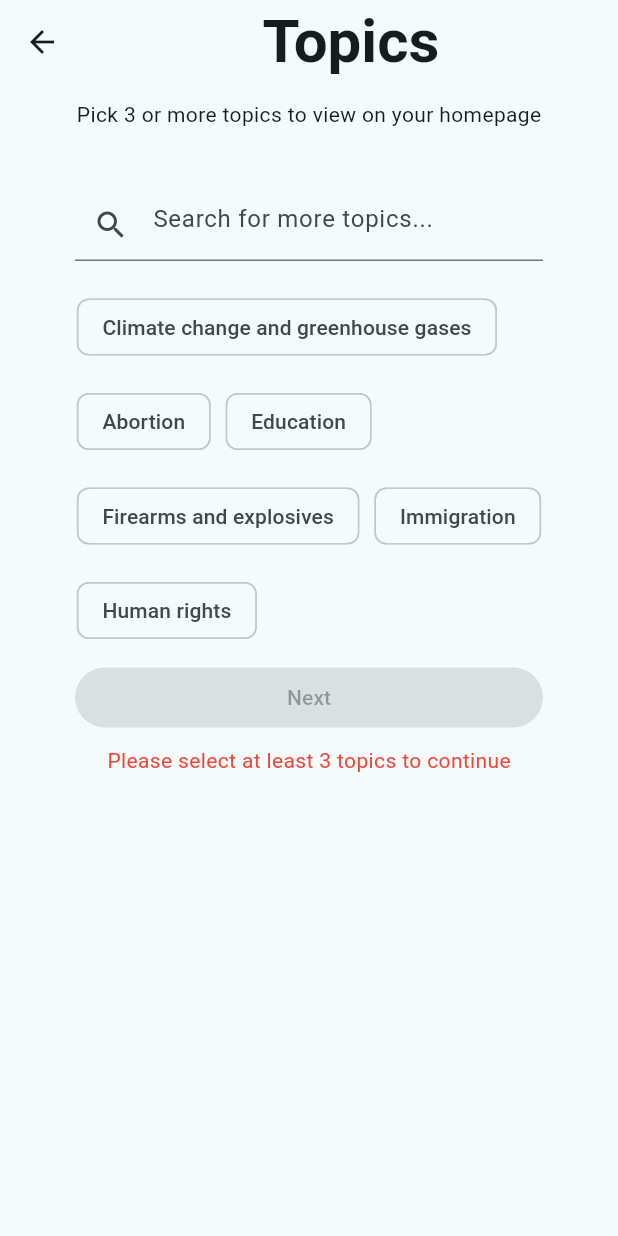
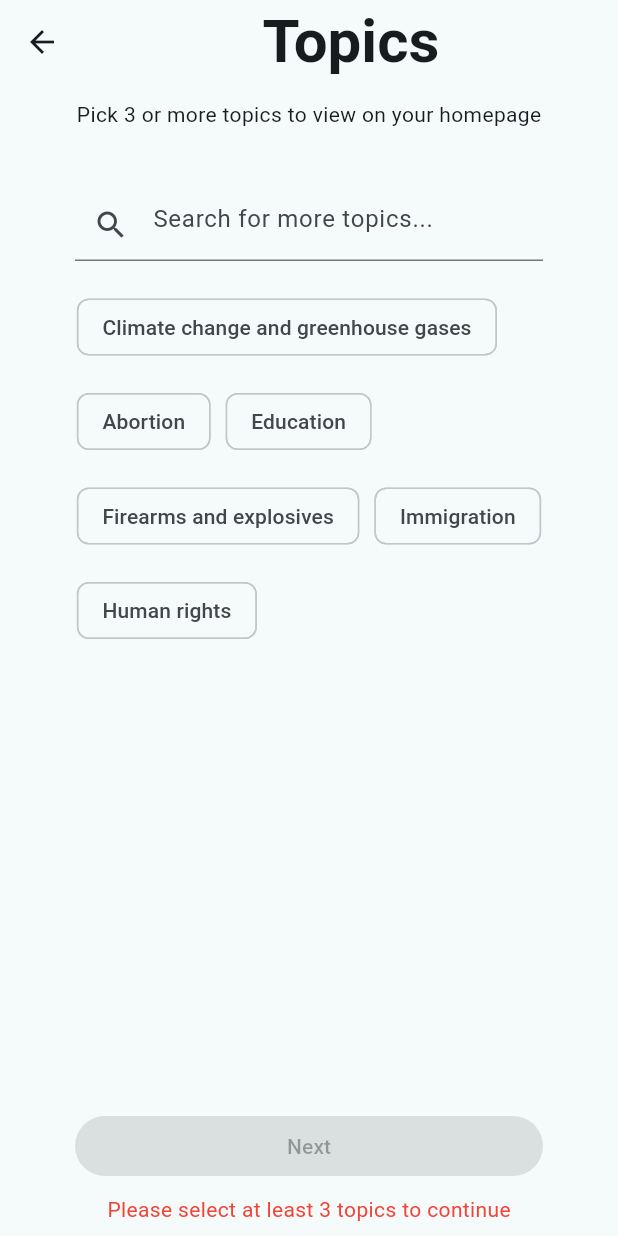
Before and after one commit to sp1103/Agora-Mobile, a Flutter app: the TopicSelectionPage screen opened directly, on a phone screen of 412 x 824 dp. Run offline on Flutter 3.47's test engine with Material 3 defaults, Android fonts, the phone set to English and light mode, and no system bars; our stand-ins replace cached_network_image, firebase_auth, firebase_core, flutter_html, form_field_validator, sqflite; accounts and stored records are empty; network calls fail.

Commit message:
Finished topic selection screen

```diff
--- a/agora_mobile/lib/Pages/Sign_Up_Process_Pages/topic_selection_page.dart
+++ b/agora_mobile/lib/Pages/Sign_Up_Process_Pages/topic_selection_page.dart
@@ -60,7 +60,9 @@ class _TopicSelectionPageState extends State<TopicSelectionPage> {
                   setState(() => _search = val), //AI GENERATED CODE END
             ),
           ),
-          if (_search.isEmpty) Padding(
+          if (_search.isEmpty) Expanded(
+            child: SingleChildScrollView(
+              child: Padding(
                 padding: const EdgeInsets.symmetric(vertical: 10, horizontal: 50),
                 child: Wrap(
                   spacing: 10,
@@ -83,6 +85,8 @@ class _TopicSelectionPageState extends State<TopicSelectionPage> {
                       },
                     );
                   }).toList(), //AI GENERATED CODE END
+                ),
+              ),
             ),
           ),
           if (filtered.isNotEmpty) Expanded(
@@ -112,6 +116,11 @@ class _TopicSelectionPageState extends State<TopicSelectionPage> {
               ),
             ),
           ),
+        ],
+      ),
+      bottomNavigationBar: Column(
+        mainAxisSize: MainAxisSize.min,
+        children: [
           Padding(
             padding: EdgeInsets.symmetric(horizontal: 50, vertical: 0),
             child: Center(
```
Lines whose indentation alone changed are shown as unchanged.
